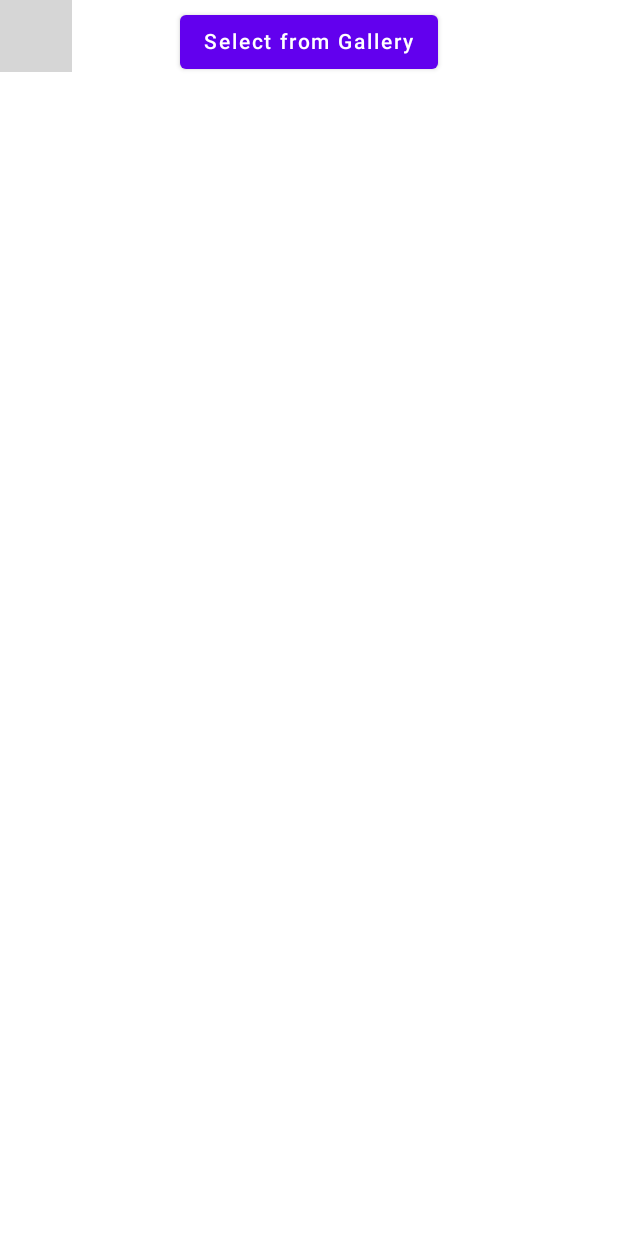
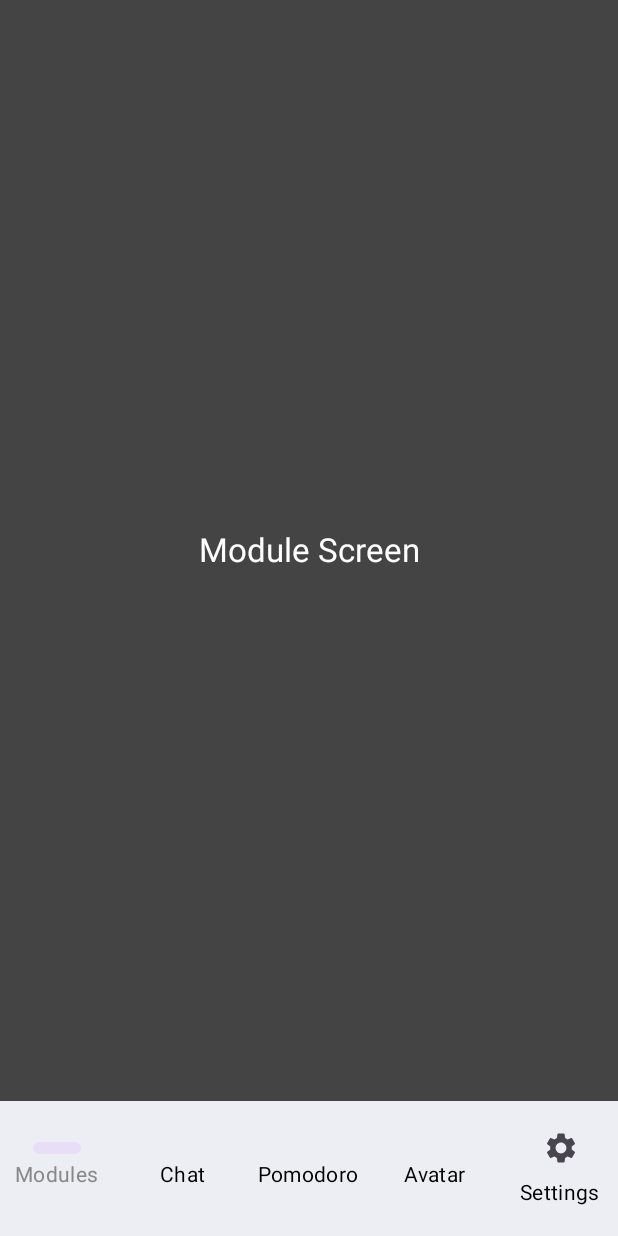
Before and after one commit to mcdulltii/CSC2007, an Android app built with Jetpack Compose: the screen it shows after launch (MainActivity), on a phone screen of 412 x 824 dp. Run offline under Robolectric (Android 15) with nearby library versions, the phone set to English and light mode, and no system bars; libraries missing offline, so code that uses them is left out: compose.icons, compose.icons.fontawesomeicons; grey boxes are pictures that could not be loaded.

Commit message:
navbar added

```diff
--- a/app/src/main/java/com/csc2007/notetaker/MainActivity.kt
+++ b/app/src/main/java/com/csc2007/notetaker/MainActivity.kt
@@ -7,11 +7,14 @@ import androidx.activity.compose.setContent
 import androidx.compose.foundation.Image
 import androidx.compose.foundation.layout.Box
 import androidx.compose.foundation.layout.fillMaxSize
+import androidx.compose.foundation.layout.height
+import androidx.compose.foundation.layout.offset
 import androidx.compose.foundation.layout.padding
 import androidx.compose.material.Button
 import androidx.compose.material.MaterialTheme
 import androidx.compose.material.Surface
 import androidx.compose.material.Text
+import androidx.compose.material3.Scaffold
 import androidx.compose.runtime.Composable
 import androidx.compose.runtime.getValue
 import androidx.compose.runtime.mutableStateOf
@@ -19,15 +22,21 @@ import androidx.compose.runtime.remember
 import androidx.compose.runtime.setValue
 import androidx.compose.ui.Alignment
 import androidx.compose.ui.Modifier
+import androidx.compose.ui.unit.IntOffset
 import androidx.compose.ui.unit.dp
 import androidx.core.net.toUri
+import androidx.navigation.NavHostController
+import androidx.navigation.compose.rememberNavController
 import coil.annotation.ExperimentalCoilApi
 import coil.compose.rememberImagePainter
 import com.csc2007.notetaker.camera.CameraCapture
 import com.csc2007.notetaker.gallery.GallerySelect
 import com.csc2007.notetaker.ui.ComposePhotoIntegrationTheme
+import com.csc2007.notetaker.ui.util.BottomBar
+import com.csc2007.notetaker.ui.util.NavGraph
 import com.google.accompanist.permissions.ExperimentalPermissionsApi
 import kotlinx.coroutines.ExperimentalCoroutinesApi
+import kotlin.math.roundToInt
 
 @ExperimentalCoilApi
 @ExperimentalCoroutinesApi
@@ -38,9 +47,39 @@ class MainActivity : ComponentActivity() {
         setContent {
             ComposePhotoIntegrationTheme {
                 // A surface container using the 'background' color from the theme
-                Surface(color = MaterialTheme.colors.background) {
-                    MainContent(Modifier.fillMaxSize())
+//                Surface(color = MaterialTheme.colors.background) {
+////                    MainContent(Modifier.fillMaxSize())
+//                }
+
+                val navController: NavHostController = rememberNavController()
+                val bottomBarHeight = 56.dp
+                val bottomBarOffsetHeightPx = remember { mutableStateOf(0f) }
+
+                var buttonsVisible = remember { mutableStateOf(true) }
+
+
+
+                Scaffold(
+                    bottomBar = {
+                        BottomBar(
+                            navController = navController,
+                            state = buttonsVisible,
+                            modifier = Modifier
+                                .height(bottomBarHeight)
+                                .offset {
+                                    IntOffset(
+                                        x = 0, y = -bottomBarOffsetHeightPx.value.roundToInt()
+                                    )
+                                }
+                        )
+                    }) { paddingValues ->
+                    Box(
+                        modifier = Modifier.padding(paddingValues)
+                    ) {
+                        NavGraph(navController = navController)
+                    }
                 }
+
             }
         }
     }
--- /dev/null
+++ b/app/src/main/java/com/csc2007/notetaker/ui/modules/ModulesPage.kt
@@ -0,0 +1,32 @@
+package com.csc2007.notetaker.ui.modules
+
+import androidx.compose.foundation.background
+import androidx.compose.foundation.layout.Column
+import androidx.compose.foundation.layout.fillMaxSize
+import androidx.compose.foundation.layout.wrapContentSize
+import androidx.compose.material3.MaterialTheme
+import androidx.compose.material3.Text
+import androidx.compose.runtime.Composable
+import androidx.compose.ui.Alignment
+import androidx.compose.ui.Modifier
+import androidx.compose.ui.graphics.Color
+import androidx.compose.ui.text.style.TextAlign
+import androidx.navigation.NavHostController
+
+@Composable
+fun ModulesPage(navController: NavHostController) {
+    Column(
+        modifier = Modifier
+            .fillMaxSize()
+            .background(color = Color.DarkGray)
+            .wrapContentSize(Alignment.Center)
+    ) {
+        Text(
+            text = "Module Screen",
+            style = MaterialTheme.typography.titleLarge,
+            color = Color.White,
+            modifier = Modifier.align(Alignment.CenterHorizontally),
+            textAlign = TextAlign.Center,
+        )
+    }
+}
--- /dev/null
+++ b/app/src/main/java/com/csc2007/notetaker/ui/util/nav.kt
@@ -0,0 +1,135 @@
+package com.csc2007.notetaker.ui.util
+
+import androidx.compose.foundation.layout.requiredHeight
+import androidx.compose.foundation.layout.size
+import androidx.compose.material.icons.Icons
+import androidx.compose.material.icons.filled.Settings
+import androidx.compose.material3.Icon
+import androidx.compose.material3.MaterialTheme
+import androidx.compose.material3.NavigationBar
+import androidx.compose.material3.NavigationBarItem
+import androidx.compose.material3.NavigationBarItemDefaults
+import androidx.compose.material3.Text
+import androidx.compose.runtime.Composable
+import androidx.compose.runtime.MutableState
+import androidx.compose.runtime.getValue
+import androidx.compose.ui.Modifier
+import androidx.compose.ui.graphics.Color
+import androidx.compose.ui.graphics.vector.ImageVector
+import androidx.compose.ui.unit.dp
+import androidx.navigation.NavGraph.Companion.findStartDestination
+import androidx.navigation.NavHostController
+import androidx.navigation.compose.NavHost
+import androidx.navigation.compose.composable
+import androidx.navigation.compose.currentBackStackEntryAsState
+import com.csc2007.notetaker.ui.avatar.AvatarPage
+import com.csc2007.notetaker.ui.individual_note.IndividualNotePage
+import com.csc2007.notetaker.ui.modules.ModulesPage
+import com.csc2007.notetaker.ui.note.NotesPage
+import com.csc2007.notetaker.ui.settings.SettingsPage
+import compose.icons.FontAwesomeIcons
+import compose.icons.fontawesomeicons.Regular
+import compose.icons.fontawesomeicons.regular.CommentDots
+import compose.icons.fontawesomeicons.regular.StickyNote
+import compose.icons.fontawesomeicons.regular.TimesCircle
+import compose.icons.fontawesomeicons.regular.User
+
+
+sealed class Screens(val route: String, val title: String? = null, val icon: ImageVector? = null) {
+    object NotesScreen :
+        Screens(route = "notes_screen", icon = FontAwesomeIcons.Regular.StickyNote, title = "Notes")
+
+    object ModulesScreen :
+        Screens(route = "modules_screen", icon = FontAwesomeIcons.Regular.StickyNote, title = "Modules")
+
+    object IndividualNoteScreen :
+        Screens(route = "individual_note_screen", icon = FontAwesomeIcons.Regular.StickyNote, title = "IndividualNote")
+
+    object ChatScreen :
+        Screens(route = "chat_screen", icon = FontAwesomeIcons.Regular.CommentDots, title = "Chat")
+
+    object PomodoroScreen :
+        Screens(route = "pomodoro_screen", icon = FontAwesomeIcons.Regular.TimesCircle, title = "Pomodoro")
+
+    object AvatarScreen :
+        Screens(route = "avatar_screen", icon = FontAwesomeIcons.Regular.User, title = "Avatar")
+
+    object SettingsScreen :
+        Screens(route = "avatar_screen", icon = Icons.Default.Settings, title = "Settings")
+
+}
+
+
+@Composable
+fun NavGraph(navController: NavHostController) {
+
+    NavHost(navController = navController, startDestination = Screens.ModulesScreen.route) {
+        composable(Screens.ModulesScreen.route) {
+            ModulesPage(navController = navController)
+        }
+        composable(Screens.ChatScreen.route) {
+            NotesPage(navController = navController)
+        }
+        composable(Screens.PomodoroScreen.route) {
+            IndividualNotePage(navController = navController)
+        }
+        composable(Screens.AvatarScreen.route) {
+            AvatarPage(navController = navController)
+        }
+        composable(Screens.SettingsScreen.route) {
+            SettingsPage(navController = navController)
+        }
+    }
+}
+
+@Composable
+fun BottomBar(
+    navController: NavHostController, state: MutableState<Boolean>, modifier: Modifier = Modifier
+) {
+    val screens = listOf(
+        Screens.ModulesScreen, Screens.ChatScreen, Screens.PomodoroScreen, Screens.AvatarScreen, Screens.SettingsScreen
+    )
+
+    NavigationBar(
+        Modifier.requiredHeight(90.dp),
+        containerColor =  androidx.compose.material.MaterialTheme.colors.primary,
+    ) {
+        val navBackStackEntry by navController.currentBackStackEntryAsState()
+        val currentRoute = navBackStackEntry?.destination?.route
+
+        screens.forEach { screen ->
+
+            NavigationBarItem(
+                label = {
+                    Text(
+                        text = screen.title!!,
+                        style = MaterialTheme.typography.bodyMedium
+                    )
+                },
+                icon = {
+                    screen.icon?.let { icon ->
+                        Icon(
+                            imageVector = icon,
+                            contentDescription = "",
+                            modifier = Modifier.size(24.dp) // Adjust the size of the icon here
+                        )
+                    }
+                },
+                selected = currentRoute == screen.route,
+                onClick = {
+                    navController.navigate(screen.route) {
+                        popUpTo(navController.graph.findStartDestination().id) {
+                            saveState = true
+                        }
+                        launchSingleTop = true
+                        restoreState = true
+                    }
+                },
+                colors = NavigationBarItemDefaults.colors(
+                    unselectedTextColor = Color.Black, selectedTextColor = Color.Gray
+                ),
+            )
+        }
+    }
+
+}
--- a/build.gradle.kts
+++ b/build.gradle.kts
@@ -1,5 +1,5 @@
 // Top-level build file where you can add configuration options common to all sub-projects/modules.
 plugins {
-    id("com.android.application") version "8.2.2" apply false
+    id("com.android.application") version "8.1.4" apply false
     id("org.jetbrains.kotlin.android") version "1.7.20" apply false
 }
```
Also changed, not shown: app/build.gradle.kts (+12 -0 lines), app/src/main/java/com/csc2007/notetaker/ui/Theme.kt (+34 -2 lines), app/src/main/java/com/csc2007/notetaker/ui/avatar/AvatarPage.kt (added, +32 -0 lines), app/src/main/java/com/csc2007/notetaker/ui/chat/ChatPage.kt (added, +32 -0 lines), app/src/main/java/com/csc2007/notetaker/ui/individual_note/IndividualNotePage.kt (added, +32 -0 lines), app/src/main/java/com/csc2007/notetaker/ui/note/NotesPage.kt (added, +32 -0 lines), app/src/main/java/com/csc2007/notetaker/ui/pomodoro/PomodoroPage.kt (added, +32 -0 lines), app/src/main/java/com/csc2007/notetaker/ui/settings/Settings.kt (added, +32 -0 lines).
